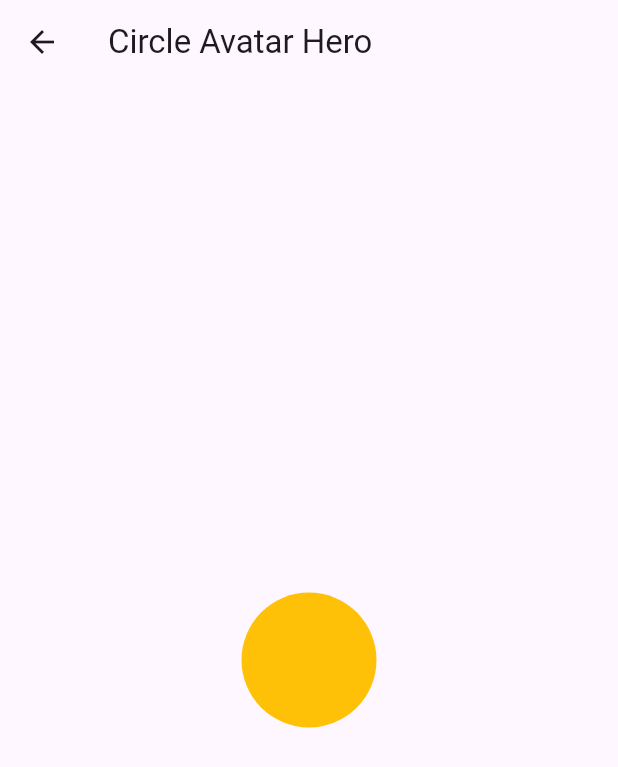
After one commit to HassanTeslim007/animation_lessons, a Flutter app: the screen it shows after launch, after a tap on the "question mark" icon, on a phone screen of 412 x 824 dp. The commit adds this screen. Shown: the top 767 px of the screen. Run offline on Flutter 3.47's test engine with Material 3 defaults, Android fonts, the phone set to English and light mode, and no system bars.

Commit message:
HeroChallengeA and HeroChallengeB for enhanced hero animations

```diff
--- /dev/null
+++ b/lib/challenge.dart
@@ -0,0 +1,43 @@
+import 'package:flutter/material.dart';
+
+class HeroChallengeA extends StatelessWidget {
+  const HeroChallengeA({super.key});
+
+  @override
+  Widget build(BuildContext context) {
+    return Scaffold(
+      appBar: AppBar(title: Text('Circle Avatar Hero')),
+      body: Center(
+        child: GestureDetector(
+          onTap: () {
+            Navigator.push(
+              context,
+              MaterialPageRoute(builder: (_) => HeroChallengeB()),
+            );
+          },
+          child: Hero(
+            tag: 'challenge',
+            child: CircleAvatar(backgroundColor: Colors.amber, radius: 45),
+          ),
+        ),
+      ),
+    );
+  }
+}
+
+class HeroChallengeB extends StatelessWidget {
+  const HeroChallengeB({super.key});
+
+  @override
+  Widget build(BuildContext context) {
+    return Scaffold(
+      appBar: AppBar(title: Text('Circle Avatar Hero 2')),
+      body: Center(
+        child: Hero(
+          tag: 'challenge',
+          child: CircleAvatar(backgroundColor: Colors.amber, radius: 85),
+        ),
+      ),
+    );
+  }
+}
--- a/lib/main.dart
+++ b/lib/main.dart
@@ -1,9 +1,9 @@
+import 'package:animations_lesson/challenge.dart';
 import 'package:flutter/material.dart';
 
 void main() => runApp(MaterialApp(home: HeroFirstPage()));
 
 //Hero animations automatically animate a widget from one screen to another when it's shared between routes using a Hero widget with the same tag.
-
 
 class HeroFirstPage extends StatelessWidget {
   const HeroFirstPage({super.key});
@@ -11,7 +11,20 @@ class HeroFirstPage extends StatelessWidget {
   @override
   Widget build(BuildContext context) {
     return Scaffold(
-      appBar: AppBar(title: Text("Hero Animation - Page 1")),
+      appBar: AppBar(
+        title: Text("Hero Animation - Page 1"),
+        actions: [
+          IconButton(
+            onPressed: () {
+              Navigator.push(
+                context,
+                MaterialPageRoute(builder: (context) => HeroChallengeA()),
+              );
+            },
+            icon: Icon(Icons.question_mark),
+          ),
+        ],
+      ),
       body: Center(
         child: GestureDetector(
           onTap: () {
```
